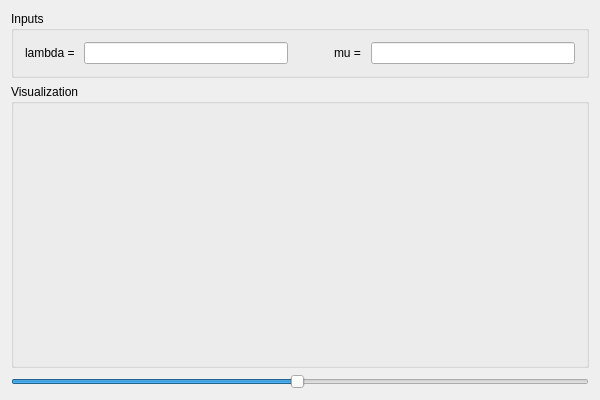
This is Lab1_GUI/Lab1_GUI.ui in Cvelth/Comp_Simulation_Projects as Qt 5 draws it before an edit. The edited form follows.
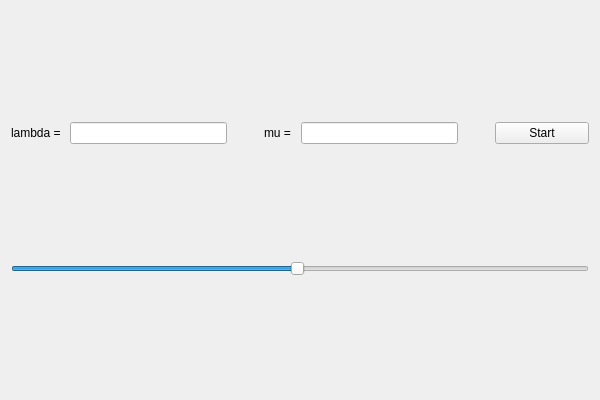
This is the edited form.

What changed in the file:
```diff
--- a/Lab1_GUI/Lab1_GUI.ui
+++ b/Lab1_GUI/Lab1_GUI.ui
@@ -15,11 +15,7 @@
   </property>
   <layout class="QVBoxLayout" name="verticalLayout_2" stretch="0,1,0">
    <item>
-    <widget class="QGroupBox" name="groupBox">
-     <property name="title">
-      <string>Inputs</string>
-     </property>
-     <layout class="QHBoxLayout" name="horizontalLayout" stretch="0,5,1,0,5">
+    <layout class="QHBoxLayout" name="horizontalLayout_3" stretch="0,5,1,0,5,1,3">
       <item>
        <widget class="QLabel" name="label">
         <property name="text">
@@ -53,20 +49,30 @@
       <item>
        <widget class="QLineEdit" name="mu"/>
       </item>
-     </layout>
-    </widget>
-   </item>
-   <item>
-    <widget class="QGroupBox" name="groupBox_2">
-     <property name="title">
-      <string>Visualization</string>
-     </property>
-     <layout class="QHBoxLayout" name="horizontalLayout_2">
+     <item>
+      <spacer name="horizontalSpacer_2">
+       <property name="orientation">
+        <enum>Qt::Horizontal</enum>
+       </property>
+       <property name="sizeHint" stdset="0">
+        <size>
+         <width>40</width>
+         <height>20</height>
+        </size>
+       </property>
+      </spacer>
+     </item>
+     <item>
+      <widget class="QPushButton" name="start">
+       <property name="text">
+        <string>Start</string>
+       </property>
+      </widget>
+     </item>
+    </layout>
+   </item>
       <item>
        <layout class="QVBoxLayout" name="visualization_layout"/>
-      </item>
-     </layout>
-    </widget>
    </item>
    <item>
     <widget class="QSlider" name="time">
```
Lines whose indentation alone changed are shown as unchanged.
